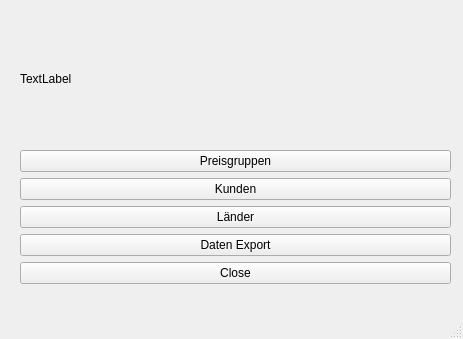
Wilhelm-Schweizer/WSZAnalysis, file GUI_Files/vertrieb.ui: the form before one commit.
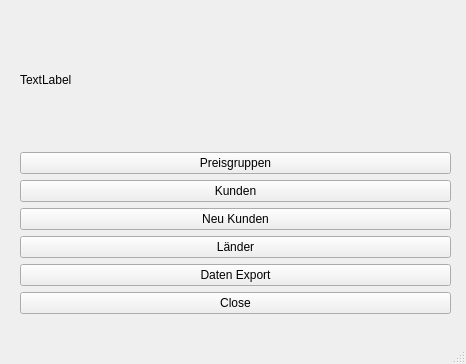
The form after the commit.

What changed in the file:
```diff
--- a/GUI_Files/vertrieb.ui
+++ b/GUI_Files/vertrieb.ui
@@ -6,8 +6,8 @@
    <rect>
     <x>0</x>
     <y>0</y>
-    <width>463</width>
-    <height>339</height>
+    <width>466</width>
+    <height>364</height>
    </rect>
   </property>
   <property name="windowTitle">
@@ -20,7 +20,7 @@
       <x>20</x>
       <y>13</y>
       <width>431</width>
-      <height>271</height>
+      <height>301</height>
      </rect>
     </property>
     <layout class="QVBoxLayout" name="verticalLayout">
@@ -45,6 +45,13 @@
        </property>
       </widget>
      </item>
+     <item>
+      <widget class="QPushButton" name="b_pg_2">
+       <property name="text">
+        <string>Neu Kunden</string>
+       </property>
+      </widget>
+     </item>
      <item>
       <widget class="QPushButton" name="b_Lander">
        <property name="text">
```
Left out of the diff: 2 changed lines with no effect on the pictures.
